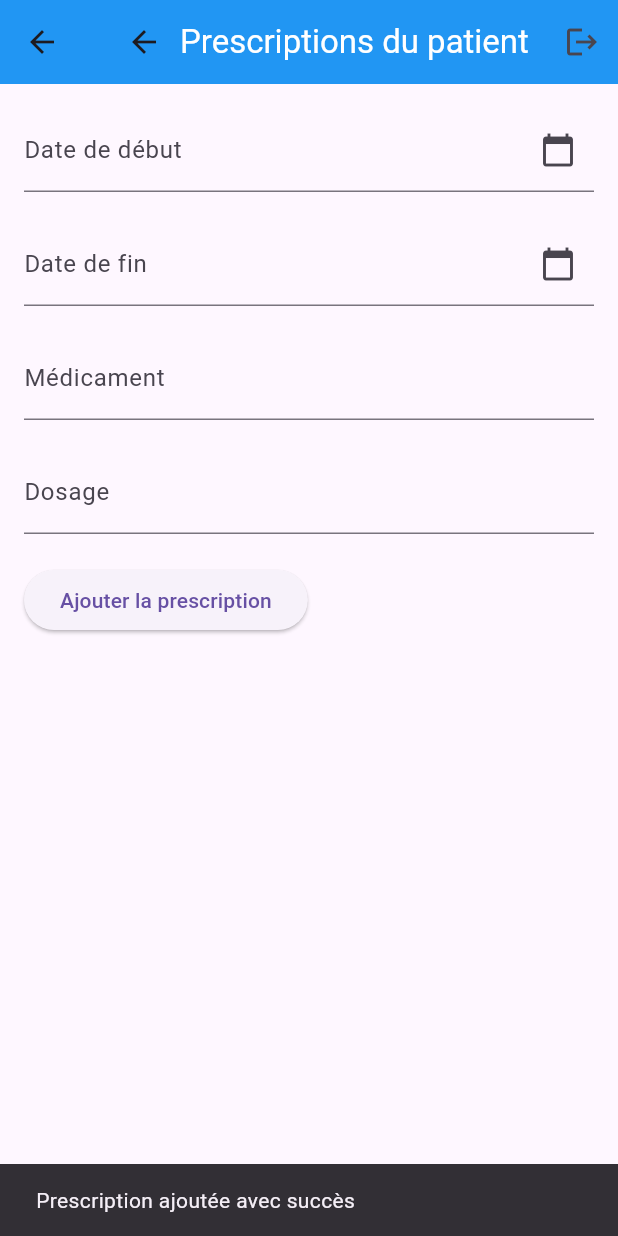
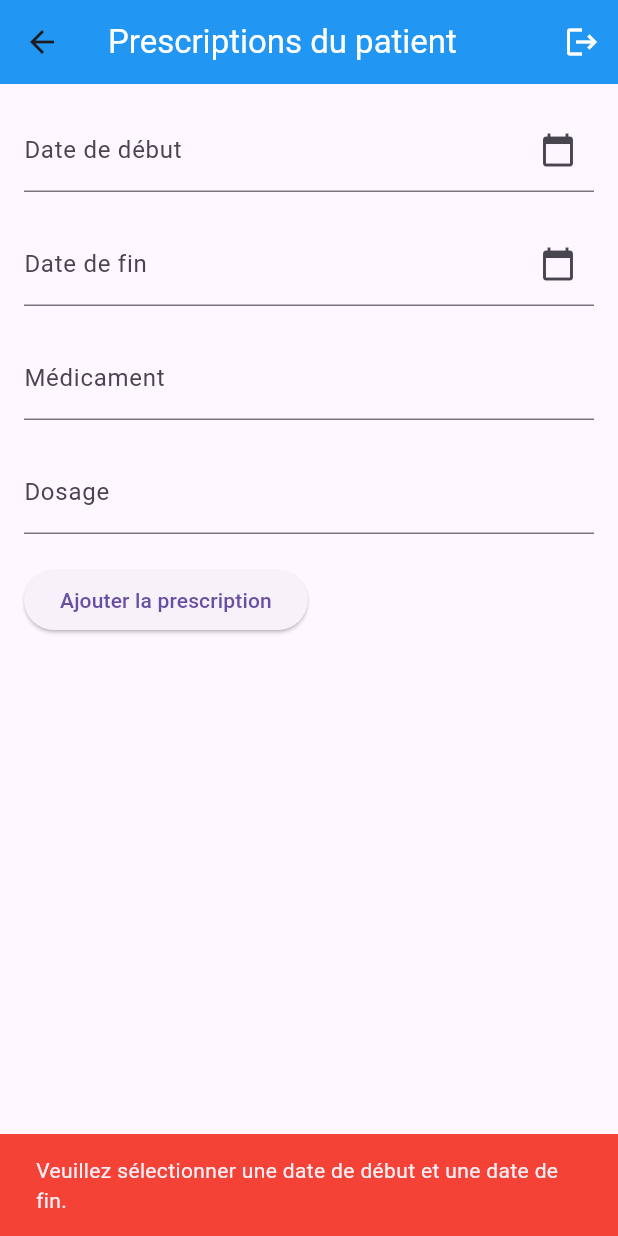
Before and after one commit to Maryonete/chuDoctor, a Flutter app: the AddPrescriptionPage screen opened directly, after a tap on "Ajouter la prescription", on a phone screen of 412 x 824 dp. Run offline on Flutter 3.47's test engine with Material 3 defaults, Android fonts, the phone set to English and light mode, and no system bars; our stand-ins replace email_validator, flutter_svg, shared_preferences; accounts and stored records are empty.

Commit message:
formatage dates début et fin prescripotion + save modification date de fin de la prescription

```diff
--- a/lib/pages/addPrescription.dart
+++ b/lib/pages/addPrescription.dart
@@ -1,6 +1,8 @@
 import 'package:flutter/material.dart';
 import 'package:doctor/service/api.dart';
 import 'package:doctor/service/patient_api.dart';
+import 'package:doctor/utils/utils.dart';
+import 'package:intl/intl.dart'; // Importer le package intl
 
 class AddPrescriptionPage extends StatefulWidget {
   final int? patientId; // ID du patient
@@ -16,6 +18,8 @@ class _AddPrescriptionPageState extends State<AddPrescriptionPage> {
   late TextEditingController _medicationController;
   late TextEditingController _dosageController;
   Map<String, dynamic>? patientInfo;
+  bool _startDateError = false; // Déclaration de l'indicateur d'erreur de la date de début
+  bool _endDateError = false; // Déclaration de l'indicateur d'erreur de la date de fin
 
   @override
   void initState() {
@@ -25,7 +29,6 @@ class _AddPrescriptionPageState extends State<AddPrescriptionPage> {
     _endDateController = TextEditingController();
     _medicationController = TextEditingController();
     _dosageController = TextEditingController();
-
   }
 
   @override
@@ -36,6 +39,7 @@ class _AddPrescriptionPageState extends State<AddPrescriptionPage> {
     _dosageController.dispose();
     super.dispose();
   }
+
   Future<void> fetchPatientInfo() async {
     if (widget.patientId != null) {
       try {
@@ -48,6 +52,7 @@ class _AddPrescriptionPageState extends State<AddPrescriptionPage> {
       }
     }
   }
+
   @override
   Widget build(BuildContext context) {
     return Scaffold(
@@ -55,15 +60,9 @@ class _AddPrescriptionPageState extends State<AddPrescriptionPage> {
         backgroundColor: Colors.blue,
         title: Row(
           children: [
-            IconButton(
-              icon: Icon(Icons.arrow_back),
-              onPressed: () {
-                Navigator.of(context).pop();
-              },
-            ),
             Text(
               patientInfo != null
-                  ? '${patientInfo!["firstName"]} ${patientInfo!["lastName"]}'
+                  ? 'Nouvelle prescription\n${patientInfo!["firstName"]} ${patientInfo!["lastName"]}'
                   : 'Prescriptions du patient',
               style: const TextStyle(color: Colors.white),
             ),
@@ -71,9 +70,9 @@ class _AddPrescriptionPageState extends State<AddPrescriptionPage> {
         ),
         actions: [
           IconButton(
-            icon: const Icon(Icons.logout),
+            icon: const Icon(Icons.logout, color: Colors.white),
             onPressed: () {
-              //logout();
+              AuthUtils.logout(context);
             },
           ),
         ],
@@ -92,6 +91,10 @@ class _AddPrescriptionPageState extends State<AddPrescriptionPage> {
               decoration: InputDecoration(
                 labelText: 'Date de début',
                 suffixIcon: Icon(Icons.calendar_today),
+                errorText: _startDateError ? 'Date invalide' : null, // Afficher un texte d'erreur si _startDateError est vrai
+                focusedErrorBorder: OutlineInputBorder(
+                  borderSide: BorderSide(color: Colors.red),
+                ),
               ),
             ),
             SizedBox(height: 20.0),
@@ -104,6 +107,10 @@ class _AddPrescriptionPageState extends State<AddPrescriptionPage> {
               decoration: InputDecoration(
                 labelText: 'Date de fin',
                 suffixIcon: Icon(Icons.calendar_today),
+                errorText: _endDateError ? 'Date invalide' : null, // Afficher un texte d'erreur si _endDateError est vrai
+                errorBorder: OutlineInputBorder(
+                  borderSide: BorderSide(color: Colors.red),
+                ),
               ),
             ),
             SizedBox(height: 20.0),
@@ -134,18 +141,46 @@ class _AddPrescriptionPageState extends State<AddPrescriptionPage> {
   }
 
   Future<void> _selectDate(BuildContext context, TextEditingController controller) async {
+    final DateTime currentDate = DateTime.now();
+    final DateTime startDate = _startDateController.text.isNotEmpty
+        ? DateFormat('dd-MM-yyyy').parse(_startDateController.text)
+        : currentDate;
     final DateTime? pickedDate = await showDatePicker(
       context: context,
-      initialDate: DateTime.now(),
-      firstDate: DateTime.now().subtract(Duration(days: 365)),
+      initialDate: startDate.add(Duration(days: 1)), // Commencer au jour suivant de la date de début
+      firstDate: startDate.add(Duration(days: 1)), // Commencer au jour suivant de la date de début
       lastDate: DateTime.now().add(Duration(days: 365)),
+      locale: const Locale('fr'),
     );
+
     if (pickedDate != null) {
-      setState(() {
-        controller.text = pickedDate.toString();
-      });
+      final DateFormat formatter = DateFormat('dd-MM-yyyy');
+      final String formattedDate = formatter.format(pickedDate);
+
+      if (pickedDate.isBefore(currentDate)) {
+        ScaffoldMessenger.of(context).showSnackBar(
+          SnackBar(
+            content: Text('La date ne peut pas être antérieure à la date actuelle.'),
+            duration: Duration(seconds: 2),
+          ),
+        );
+      } else if (_startDateController.text.isNotEmpty && pickedDate.isBefore(formatter.parse(_startDateController.text))) {
+        ScaffoldMessenger.of(context).showSnackBar(
+          SnackBar(
+            content: Text('La date de fin ne peut pas être antérieure à la date de début.'),
+            duration: Duration(seconds: 2),
+          ),
+        );
+      } else {
+        setState(() {
+          controller.text = formattedDate;
+        });
+      }
     }
   }
+
+
+
 
   Future<void> _addPrescription() async {
     String startDate = _startDateController.text;
@@ -153,20 +188,59 @@ class _AddPrescriptionPageState extends State<AddPrescriptionPage> {
     String medication = _medicationController.text;
     String dosage = _dosageController.text;
 
+    // Vérifier si les champs de date sont vides
+    if (startDate.isEmpty || endDate.isEmpty) {
+      ScaffoldMessenger.of(context).showSnackBar(SnackBar(
+        content: Text('Veuillez sélectionner une date de début et une date de fin.'),
+        duration: Duration(seconds: 2),
+        backgroundColor: Colors.red,
+      ));
+      return;
+    }
+
+    // Convertir les chaînes de date en objets DateTime
+    final DateFormat formatter = DateFormat('dd-MM-yyyy');
+    final DateTime currentDate = DateTime.now();
+    final DateTime startDateTime = formatter.parse(startDate);
+    final DateTime endDateTime = formatter.parse(endDate);
+
+    // Vérifier si la date de début est antérieure à la date du jour
+    if (startDateTime.isBefore(currentDate)) {
+      ScaffoldMessenger.of(context).showSnackBar(SnackBar(
+        content: Text('La date de début ne peut pas être antérieure à la date actuelle.'),
+        duration: Duration(seconds: 2),
+        backgroundColor: Colors.red,
+      ));
+      return;
+    }
+
+    // Vérifier si la date de fin est antérieure à la date de début
+    if (endDateTime.isBefore(startDateTime)) {
+      ScaffoldMessenger.of(context).showSnackBar(SnackBar(
+        content: Text('La date de fin ne peut pas être antérieure à la date de début.'),
+        duration: Duration(seconds: 2),
+        backgroundColor: Colors.red,
+      ));
+      return;
+    }
+
     // Call API to add prescription
     try {
       await Api().addPrescription();
-      // Prescription added successfully, show a success message or navigate to another screen
+      // Prescription ajoutée avec succès, afficher un message de succès ou naviguer vers un autre écran
       ScaffoldMessenger.of(context).showSnackBar(SnackBar(
         content: Text('Prescription ajoutée avec succès'),
         duration: Duration(seconds: 2),
       ));
     } catch (e) {
-      // Handle error
+      // Gérer l'erreur
       ScaffoldMessenger.of(context).showSnackBar(SnackBar(
         content: Text('Une erreur s\'est produite lors de l\'ajout de la prescription: $e'),
         duration: Duration(seconds: 2),
+        backgroundColor: Colors.red,
       ));
     }
   }
+
+
 }
--- a/lib/pages/home.dart
+++ b/lib/pages/home.dart
@@ -10,7 +10,7 @@ class HomePage extends StatelessWidget {
   @override
   Widget build(BuildContext context) {
 
-    print('home');
+    print('homePage');
     return  Center(
         child: Column(
           mainAxisAlignment: MainAxisAlignment.center,
--- a/lib/pages/patients_list.dart
+++ b/lib/pages/patients_list.dart
@@ -17,6 +17,7 @@ class _PatientsListPageState extends State<PatientsListPage> {
   void initState() {
     super.initState();
     fetchData();
+    print('PatientsListPage');
   }
 
   Future<void> fetchData() async {
@@ -57,6 +58,7 @@ class _PatientsListPageState extends State<PatientsListPage> {
 
   @override
   Widget build(BuildContext context) {
+    print('PatientsListPage');
     return Scaffold(
 
       body: Center(
--- /dev/null
+++ b/lib/utils/constants.dart
@@ -0,0 +1 @@
+const String urlApi = 'https://127.0.0.1:8000/api/';
--- /dev/null
+++ b/lib/utils/utils.dart
@@ -0,0 +1,10 @@
+import 'package:flutter/material.dart';
+
+class AuthUtils {
+  static void logout(BuildContext context) {
+    // Implémentez ici la logique de déconnexion
+    print('Logout');
+    // Par exemple, vous pouvez naviguer vers la page de connexion
+    Navigator.of(context).pushReplacementNamed('/login');
+  }
+}
```
Also changed, not shown: lib/main.dart (+20 -11 lines), lib/pages/prescription.dart (+44 -35 lines), lib/service/api.dart (+1 -67 lines), lib/service/patient_api.dart (+72 -0 lines), pubspec.yaml (+4 -3 lines), pubspec.lock.
